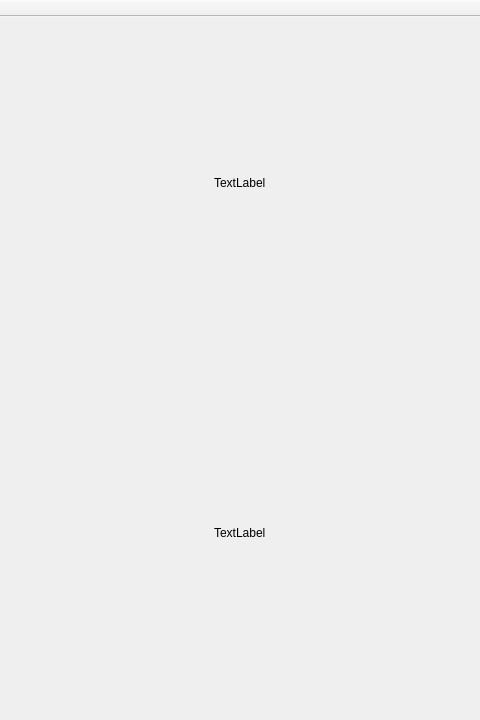
The window that FaceScanKinect/mainwindow.ui (swenninger/FaceScanning) describes before a commit, drawn with Qt 5; both pictures show x 400 to 880 and y 0 to 720 of the 1280 by 720 pixel window.
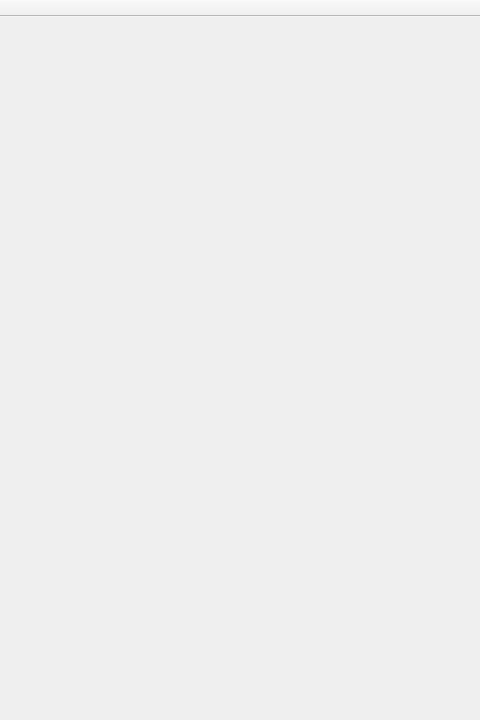
The same window after the commit.

Commit message: * Fixes crash by copying depth frame * FPS * Assemble Point Cloud * Stub Widget for Point Cloud Display

```diff
--- a/FaceScanKinect/mainwindow.ui
+++ b/FaceScanKinect/mainwindow.ui
@@ -28,39 +28,10 @@
    </property>
    <layout class="QVBoxLayout" name="verticalLayout_2">
     <item>
-     <layout class="QVBoxLayout" name="verticalLayout">
+     <layout class="QGridLayout" name="gridLayout" rowstretch="0">
       <property name="spacing">
-       <number>40</number>
+       <number>20</number>
       </property>
-      <item alignment="Qt::AlignHCenter">
-       <widget class="QLabel" name="depthDisplay">
-        <property name="sizePolicy">
-         <sizepolicy hsizetype="Expanding" vsizetype="Expanding">
-          <horstretch>0</horstretch>
-          <verstretch>0</verstretch>
-         </sizepolicy>
-        </property>
-        <property name="text">
-         <string>TextLabel</string>
-        </property>
-       </widget>
-      </item>
-      <item alignment="Qt::AlignHCenter">
-       <widget class="QLabel" name="colorDisplay">
-        <property name="sizePolicy">
-         <sizepolicy hsizetype="Expanding" vsizetype="Expanding">
-          <horstretch>0</horstretch>
-          <verstretch>0</verstretch>
-         </sizepolicy>
-        </property>
-        <property name="text">
-         <string>TextLabel</string>
-        </property>
-        <property name="scaledContents">
-         <bool>false</bool>
-        </property>
-       </widget>
-      </item>
      </layout>
     </item>
    </layout>
```
The commit also changes 7 other files.
